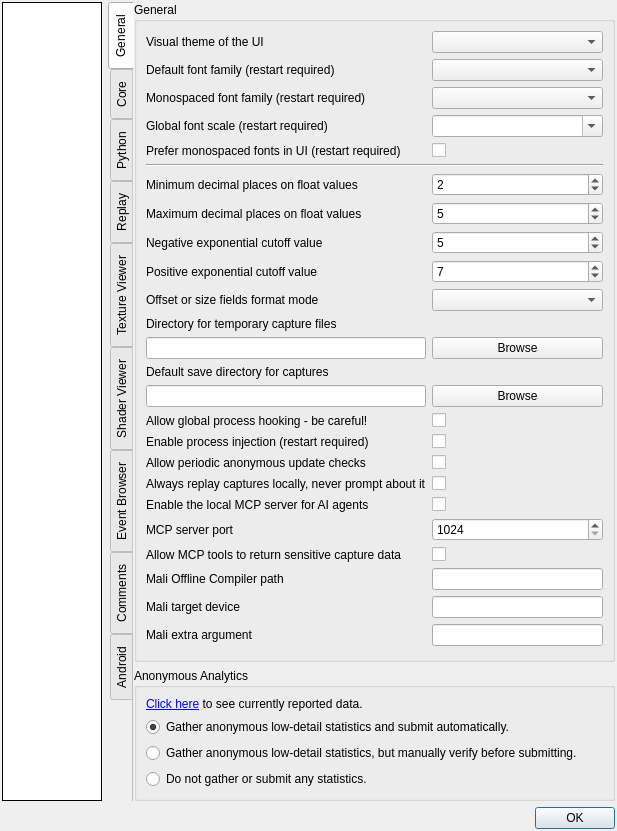
This is qrenderdoc/Windows/Dialogs/SettingsDialog.ui in Kirkice/renderdoc as Qt 5 draws it before an edit. The edited form follows.
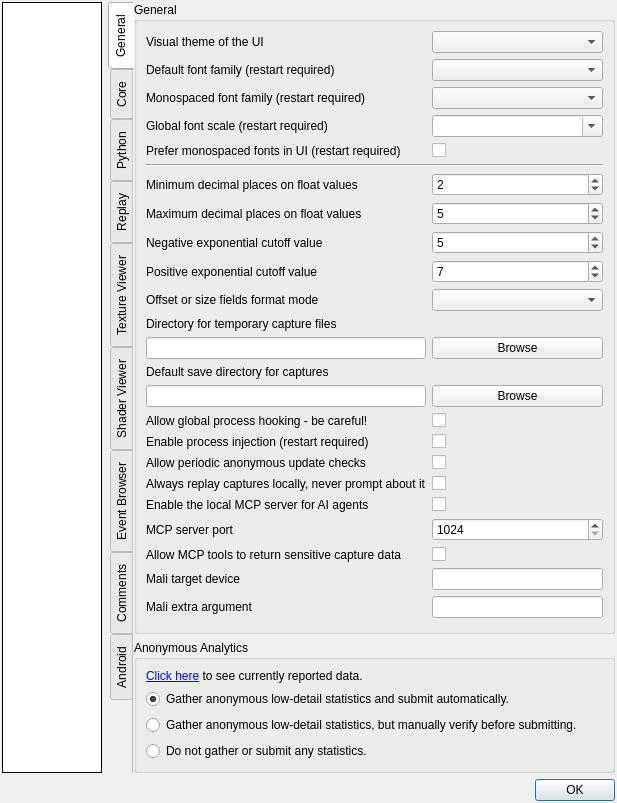
This is the edited form. Custom widgets are drawn as their Qt base class.

Commit message: mali offline接入

What changed in the file:
```diff
--- a/qrenderdoc/Windows/Dialogs/SettingsDialog.ui
+++ b/qrenderdoc/Windows/Dialogs/SettingsDialog.ui
@@ -537,23 +537,6 @@
            </widget>
           </item>
           <item row="22" column="0">
-           <widget class="QLabel" name="mcpMaliCompilerPathLabel">
-            <property name="toolTip">
-             <string>Optional path to the Mali Offline Compiler executable used by the MCP Mali analysis tools.</string>
-            </property>
-            <property name="text">
-             <string>Mali Offline Compiler path</string>
-            </property>
-           </widget>
-          </item>
-          <item row="22" column="1">
-           <widget class="QLineEdit" name="MCP_MaliCompilerPath">
-            <property name="toolTip">
-             <string>Optional path to the Mali Offline Compiler executable used by the MCP Mali analysis tools.</string>
-            </property>
-           </widget>
-          </item>
-          <item row="23" column="0">
            <widget class="QLabel" name="mcpMaliDeviceLabel">
             <property name="toolTip">
              <string>Optional Mali target device name. Leave empty to use the compiler default.</string>
@@ -563,14 +546,14 @@
             </property>
            </widget>
           </item>
-          <item row="23" column="1">
+          <item row="22" column="1">
            <widget class="QLineEdit" name="MCP_MaliDevice">
             <property name="toolTip">
              <string>Optional Mali target device name. Leave empty to use the compiler default.</string>
             </property>
            </widget>
           </item>
-          <item row="24" column="0">
+          <item row="23" column="0">
            <widget class="QLabel" name="mcpMaliExtraArgsLabel">
             <property name="toolTip">
              <string>One literal extra command-line argument for Mali Offline Compiler, such as --metrics. Use the MCP tool extraArgs array for multiple separate arguments.</string>
@@ -580,14 +563,14 @@
             </property>
            </widget>
           </item>
-          <item row="24" column="1">
+          <item row="23" column="1">
            <widget class="QLineEdit" name="MCP_MaliExtraArgs">
             <property name="toolTip">
              <string>One literal extra command-line argument for Mali Offline Compiler, such as --metrics. Use the MCP tool extraArgs array for multiple separate arguments.</string>
             </property>
            </widget>
           </item>
-          <item row="25" column="1">
+          <item row="24" column="1">
            <spacer name="verticalSpacer">
             <property name="orientation">
              <enum>Qt::Vertical</enum>
```
The commit also changes 17 other files.
